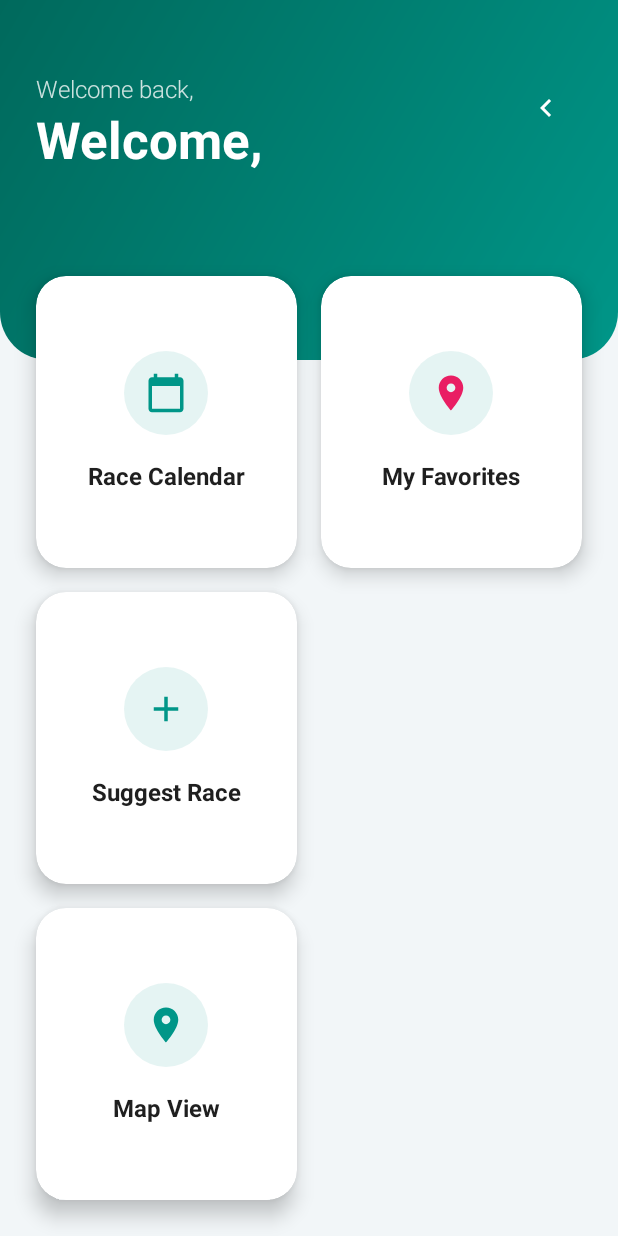
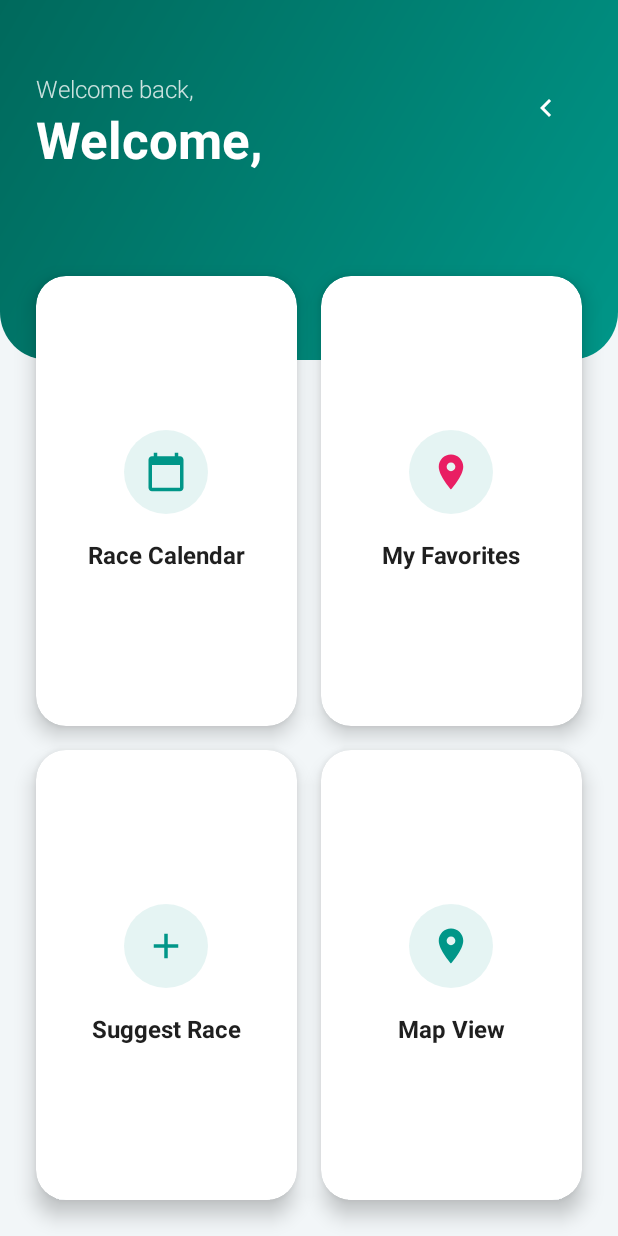
Before and after one commit to Tatatroi/RaceUp, an Android app: the screen it shows after launch once a user with an empty profile is signed in (MainActivity), on a phone screen of 412 x 824 dp. Run offline under Robolectric (Android 15) with nearby library versions, the phone set to English and light mode, and no system bars; our stand-ins replace Firebase (no records; nobody signed in at launch, a user with empty details on screens opened directly).

```diff
--- a/app/src/main/AndroidManifest.xml
+++ b/app/src/main/AndroidManifest.xml
@@ -3,6 +3,9 @@
     xmlns:tools="http://schemas.android.com/tools">
     <uses-permission android:name="android.permission.ACCESS_FINE_LOCATION" />
     <uses-permission android:name="android.permission.ACCESS_COARSE_LOCATION" />
+    <uses-permission android:name="android.permission.POST_NOTIFICATIONS" />
+    <uses-permission android:name="android.permission.SCHEDULE_EXACT_ALARM" />
+
     <application
         android:allowBackup="true"
         android:dataExtractionRules="@xml/data_extraction_rules"
@@ -12,6 +15,8 @@
         android:roundIcon="@mipmap/ic_launcher_round"
         android:supportsRtl="true"
         android:theme="@style/Base.Theme.RaceUp">
+
+        <receiver android:name=".ReminderReceiver" />
 
         <activity
             android:name=".LoginActivity"
--- a/app/src/main/res/layout/activity_main.xml
+++ b/app/src/main/res/layout/activity_main.xml
@@ -178,6 +178,43 @@
         </androidx.cardview.widget.CardView>
 
         <androidx.cardview.widget.CardView
+            android:id="@+id/cardMap"
+            android:layout_width="0dp"
+            android:layout_height="150dp"
+            android:layout_rowWeight="1"
+            android:layout_columnWeight="1"
+            android:layout_margin="8dp"
+            app:cardCornerRadius="20dp"
+            app:cardElevation="8dp"
+            app:cardBackgroundColor="@color/card_bg"
+            android:foreground="?attr/selectableItemBackground">
+
+            <LinearLayout
+                android:layout_width="match_parent"
+                android:layout_height="match_parent"
+                android:gravity="center"
+                android:orientation="vertical"
+                android:padding="16dp">
+
+                <ImageView
+                    android:layout_width="56dp"
+                    android:layout_height="56dp"
+                    android:layout_marginBottom="16dp"
+                    android:background="@drawable/bg_circle_light"
+                    android:padding="14dp"
+                    android:src="@drawable/ic_location_on_24"
+                    app:tint="@color/brand_primary" />
+                <TextView
+                    android:layout_width="wrap_content"
+                    android:layout_height="wrap_content"
+                    android:text="Map View"
+                    android:textSize="16sp"
+                    android:textStyle="bold"
+                    android:textColor="@color/text_primary"/>
+            </LinearLayout>
+        </androidx.cardview.widget.CardView>
+
+        <androidx.cardview.widget.CardView
             android:id="@+id/cardAdmin"
             android:layout_width="0dp"
             android:layout_height="150dp"
@@ -216,44 +253,6 @@
                     android:textColor="@color/brand_accent"/>
             </LinearLayout>
         </androidx.cardview.widget.CardView>
-
-        <androidx.cardview.widget.CardView
-            android:id="@+id/cardMap"
-            android:layout_width="0dp"
-            android:layout_height="150dp"
-            android:layout_rowWeight="1"
-            android:layout_columnWeight="1"
-            android:layout_margin="8dp"
-            app:cardCornerRadius="20dp"
-            app:cardElevation="8dp"
-            app:cardBackgroundColor="@color/card_bg"
-            android:foreground="?attr/selectableItemBackground">
-
-            <LinearLayout
-                android:layout_width="match_parent"
-                android:layout_height="match_parent"
-                android:gravity="center"
-                android:orientation="vertical"
-                android:padding="16dp">
-
-                <ImageView
-                    android:layout_width="56dp"
-                    android:layout_height="56dp"
-                    android:layout_marginBottom="16dp"
-                    android:background="@drawable/bg_circle_light"
-                    android:padding="14dp"
-                    android:src="@drawable/ic_location_on_24"
-                    app:tint="@color/brand_primary" />
-                <TextView
-                    android:layout_width="wrap_content"
-                    android:layout_height="wrap_content"
-                    android:text="Map View"
-                    android:textSize="16sp"
-                    android:textStyle="bold"
-                    android:textColor="@color/text_primary"/>
-            </LinearLayout>
-        </androidx.cardview.widget.CardView>
-
     </GridLayout>
 
 </androidx.constraintlayout.widget.ConstraintLayout>
```
Also changed, not shown: app/src/main/java/com/raceup/app/RaceDetailsActivity.kt (+111 -0 lines), app/src/main/java/com/raceup/app/ReminderReceiver.kt (added, +60 -0 lines).
